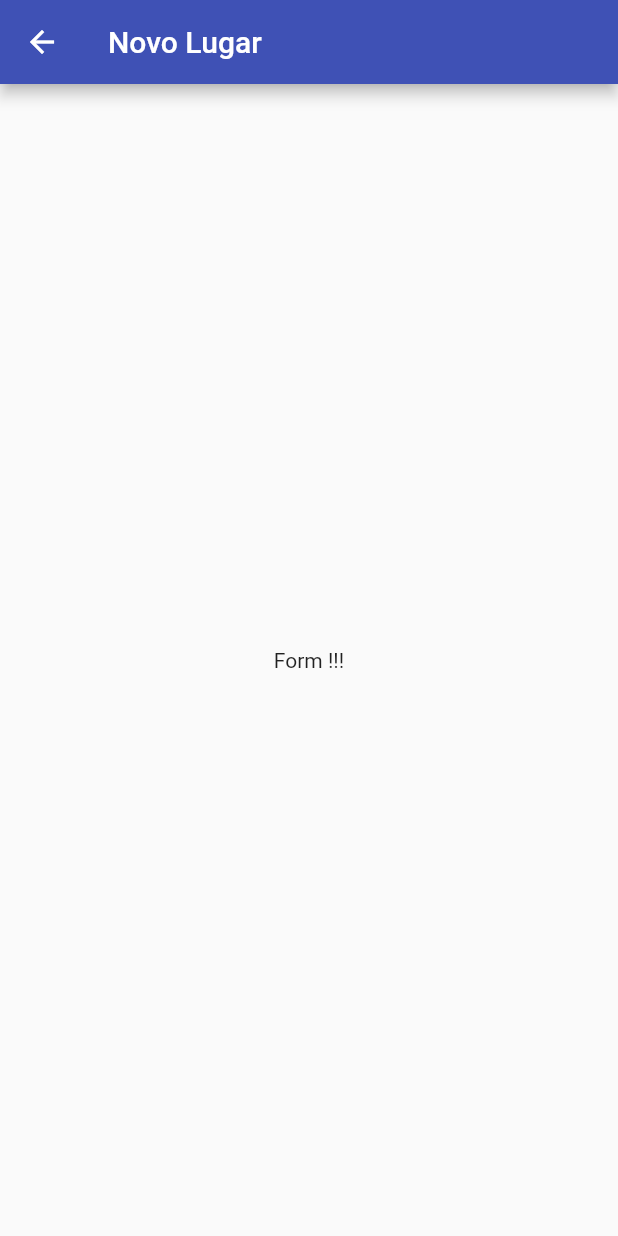
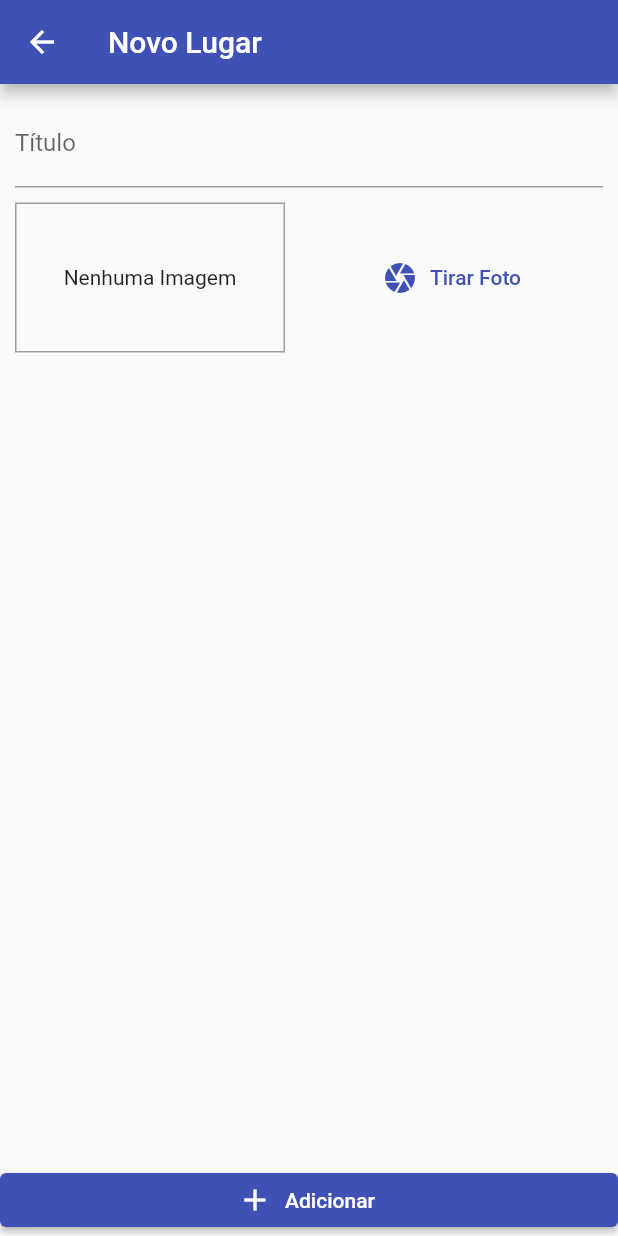
Before and after one commit to amedes-junior/great_places, a Flutter app: the PlaceFormScreen screen opened by its route, on a phone screen of 412 x 824 dp. Run offline on Flutter 3.47's test engine with Material 2 defaults, Android fonts, the phone set to English and light mode, and no system bars.

Commit message:
Great Places -> Dom, 19 set 2021 -> Aula 340

```diff
--- a/lib/models/places.dart
+++ b/lib/models/places.dart
@@ -7,9 +7,9 @@ class PlaceLocation {
   final String address;
 
   PlaceLocation({
-    required this.latitude,
-    required this.longitude,
-    required this.address,
+    @required this.latitude,
+    @required this.longitude,
+    this.address,
   });
 }
 
@@ -20,9 +20,9 @@ class Place {
   final File image;
 
   Place({
-    required this.id,
-    required this.title,
-    required this.location,
-    required this.image,
+    @required this.id,
+    @required this.title,
+    @required this.location,
+    @required this.image,
   });
 }
--- a/lib/screens/place_form_screen.dart
+++ b/lib/screens/place_form_screen.dart
@@ -1,4 +1,5 @@
 import 'package:flutter/material.dart';
+import 'package:great_places/widgets/image_input.dart';
 
 class PlaceFormScreen extends StatefulWidget {
   @override
@@ -6,14 +7,43 @@ class PlaceFormScreen extends StatefulWidget {
 }
 
 class _PlaceFormScreenState extends State<PlaceFormScreen> {
+  final _titleController = TextEditingController();
+
   @override
   Widget build(BuildContext context) {
     return Scaffold(
       appBar: AppBar(
         title: Text('Novo Lugar'),
       ),
-      body: Center(
-        child: Text('Form !!!'),
+      body: Column(
+        //mainAxisAlignment: MainAxisAlignment.spaceBetween,
+        crossAxisAlignment: CrossAxisAlignment.stretch,
+        children: [
+          Expanded(
+            child: SingleChildScrollView(
+              child: Padding(
+                padding: const EdgeInsets.all(10.0),
+                child: Column(
+                  children: [
+                    TextField(
+                      controller: _titleController,
+                      decoration: InputDecoration(labelText: 'Título'),
+                    ),
+                    SizedBox(
+                      height: 10,
+                    ),
+                    ImageInput(),
+                  ],
+                ),
+              ),
+            ),
+          ),
+          ElevatedButton.icon(
+            onPressed: () {},
+            icon: Icon(Icons.add),
+            label: Text("Adicionar"),
+          )
+        ],
       ),
     );
   }
--- /dev/null
+++ b/lib/widgets/image_input.dart
@@ -0,0 +1,38 @@
+import 'package:flutter/material.dart';
+
+class ImageInput extends StatefulWidget {
+  @override
+  _ImageInputState createState() => _ImageInputState();
+}
+
+class _ImageInputState extends State<ImageInput> {
+  @override
+  Widget build(BuildContext context) {
+    return Row(
+      children: [
+        Container(
+          width: 180,
+          height: 100,
+          decoration: BoxDecoration(
+            border: Border.all(
+              width: 1,
+              color: Colors.grey,
+            ),
+          ),
+          alignment: Alignment.center,
+          child: Text('Nenhuma Imagem'),
+        ),
+        SizedBox(
+          width: 10,
+        ),
+        Expanded(
+          child: TextButton.icon(
+            onPressed: () {},
+            icon: Icon(Icons.camera),
+            label: Text('Tirar Foto'),
+          ),
+        ),
+      ],
+    );
+  }
+}
--- a/pubspec.yaml
+++ b/pubspec.yaml
@@ -18,7 +18,7 @@ publish_to: 'none' # Remove this line if you wish to publish to pub.dev
 version: 1.0.0+1
 
 environment:
-  sdk: ">=2.12.0 <3.0.0"
+  sdk: ">=2.3.0 <3.0.0"
 
 dependencies:
   flutter:
```
Also changed, not shown: pubspec.lock, 1 other file.
